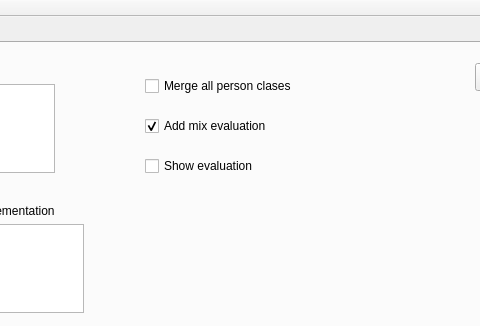
The window that DeepLearningSuite/DatasetEvaluationApp/mainwindow.ui (JdeRobot/DetectionMetrics) describes before a commit, drawn with Qt 5; both pictures show x 567 to 1047 and y 0 to 326 of the 1225 by 764 pixel window.
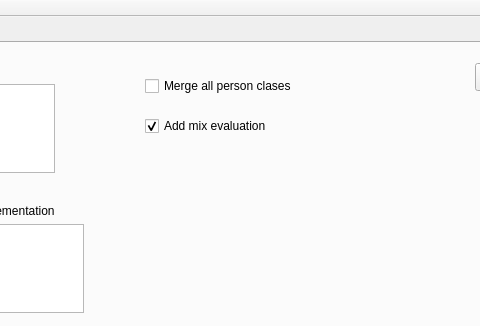
The same window after the commit. The open tabs and pages were chosen to show the change.

Commit message: improved evaluation and much more

The edit to the form file:
```diff
--- a/DeepLearningSuite/DatasetEvaluationApp/mainwindow.ui
+++ b/DeepLearningSuite/DatasetEvaluationApp/mainwindow.ui
@@ -1016,22 +1016,6 @@
        <bool>true</bool>
       </property>
      </widget>
-     <widget class="QCheckBox" name="checkBox_evaluator_show_eval">
-      <property name="geometry">
-       <rect>
-        <x>710</x>
-        <y>110</y>
-        <width>191</width>
-        <height>26</height>
-       </rect>
-      </property>
-      <property name="text">
-       <string>Show evaluation</string>
-      </property>
-      <property name="checked">
-       <bool>false</bool>
-      </property>
-     </widget>
     </widget>
     <widget class="QWidget" name="tab_4">
      <attribute name="title">
```
Left out of the diff: 18 changed lines with no effect on the pictures. The commit also changes 67 other files.
